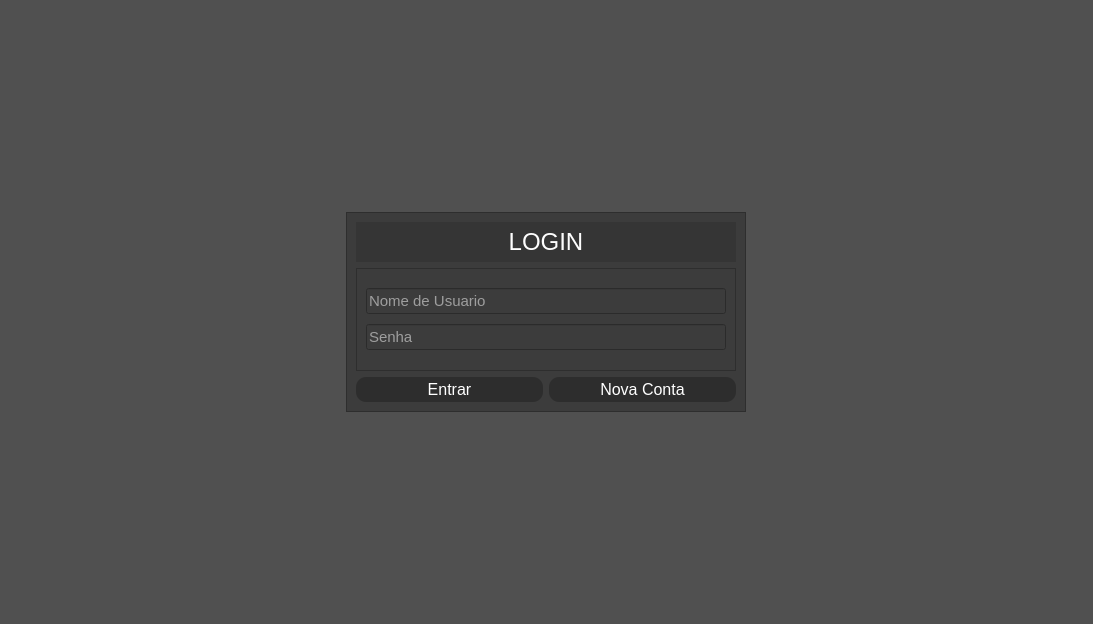
The window that untitled.ui (paolahoff/eng-software-tp-etapa2) describes before a commit, drawn with Qt 5.
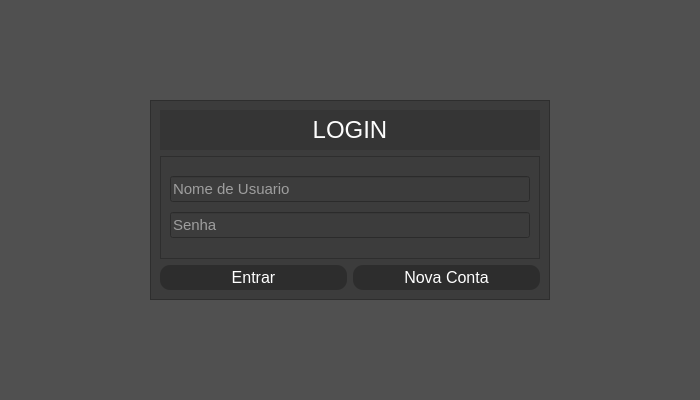
The same window after the commit.

Commit message: 100%,mas falta ver se tem bugs

Patch:
```diff
--- a/untitled.ui
+++ b/untitled.ui
@@ -6,14 +6,32 @@
    <rect>
     <x>0</x>
     <y>0</y>
-    <width>1093</width>
-    <height>624</height>
+    <width>700</width>
+    <height>400</height>
    </rect>
   </property>
+  <property name="minimumSize">
+   <size>
+    <width>0</width>
+    <height>0</height>
+   </size>
+  </property>
+  <property name="maximumSize">
+   <size>
+    <width>700</width>
+    <height>400</height>
+   </size>
+  </property>
   <property name="windowTitle">
    <string>MainWindow</string>
   </property>
   <widget class="QWidget" name="centralwidget">
+   <property name="maximumSize">
+    <size>
+     <width>16777215</width>
+     <height>16777215</height>
+    </size>
+   </property>
    <layout class="QHBoxLayout" name="horizontalLayout_47">
     <property name="spacing">
      <number>0</number>
@@ -32,6 +50,12 @@
     </property>
     <item>
      <widget class="QStackedWidget" name="Pages">
+      <property name="maximumSize">
+       <size>
+        <width>16777215</width>
+        <height>16777215</height>
+       </size>
+      </property>
       <property name="styleSheet">
        <string notr="true">background-color: rgb(53, 53, 53);</string>
       </property>
```
The commit also changes 1 other file.
